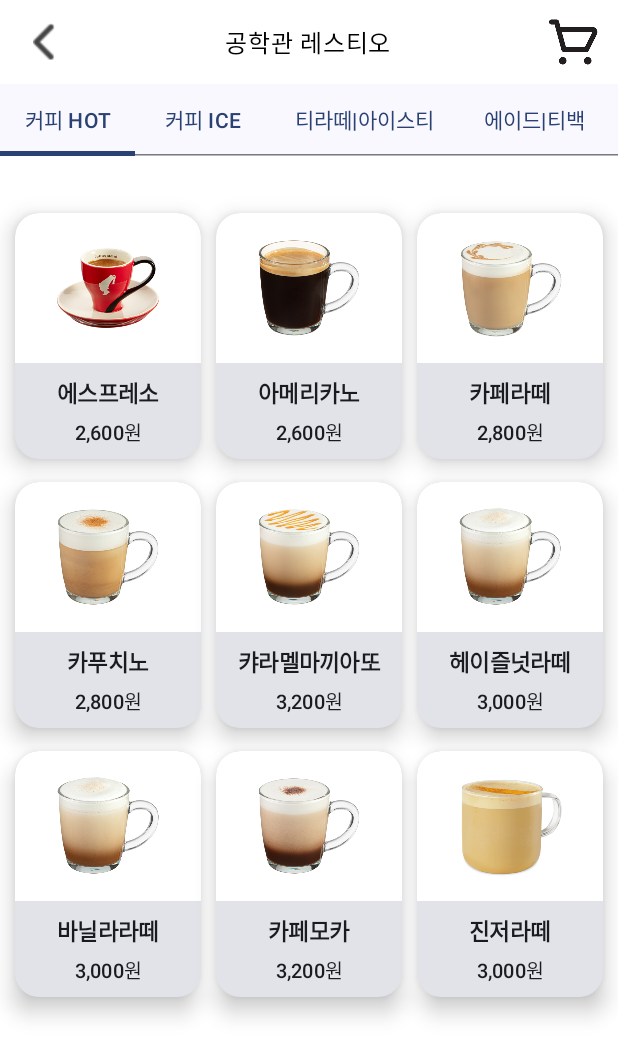
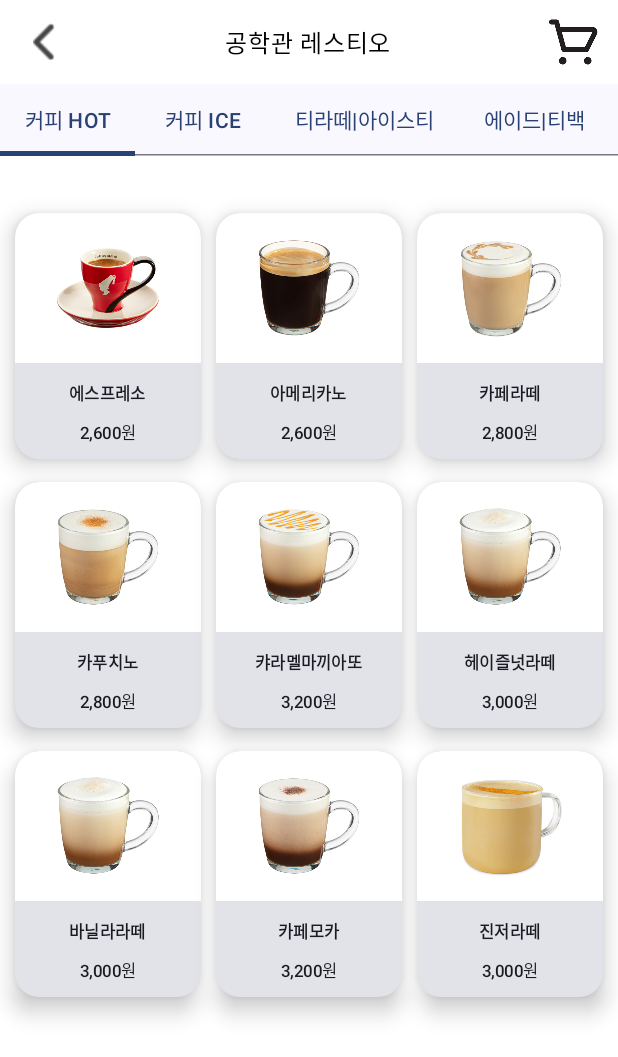
Before and after one commit to ksg1227/KU_Siren_Order, an Android app built with Jetpack Compose: the EngineeringRestioScreen screen opened through its navigation route, on a phone screen of 412 x 824 dp. Shown: the top 1057 px of the screen. Run offline under Robolectric (Android 15) with nearby library versions, the phone set to English and light mode, and no system bars; our stand-ins replace Firebase (no records; nobody signed in at launch, a user with empty details on screens opened directly), accompanist; Roboto replaces fonts that are not available here.

Commit message:
임시 커밋

```diff
--- a/app/src/main/java/com/example/teamproject/Component/component.kt
+++ b/app/src/main/java/com/example/teamproject/Component/component.kt
@@ -126,17 +126,17 @@ fun KioskMenuItem(
                     text = menuName,
                     style = MaterialTheme.typography.titleMedium.copy(
                         fontWeight = FontWeight.Bold,
-                        fontSize = 15.sp
+                        fontSize = 11.sp
                     ),
                     modifier = Modifier.padding(horizontal = 8.dp),
-                    maxLines = 1,
+                    maxLines = 2,
                     overflow = TextOverflow.Ellipsis
                 )
                 Spacer(modifier = Modifier.height(4.dp))
                 Text(
                     text = menuPrice,
                     style = MaterialTheme.typography.titleSmall.copy(
-                        fontSize = 13.sp
+                        fontSize = 11.sp
                     ),
                     modifier = Modifier.padding(horizontal = 8.dp)
                 )
@@ -146,7 +146,7 @@ fun KioskMenuItem(
                         text = "잔여 수량: $quantity",
                         style = MaterialTheme.typography.titleMedium.copy(
                             fontWeight = FontWeight.Bold,
-                            fontSize = 13.sp
+                            fontSize = 11.sp
                         ),
                         modifier = Modifier.padding(horizontal = 8.dp)
                     )
```
